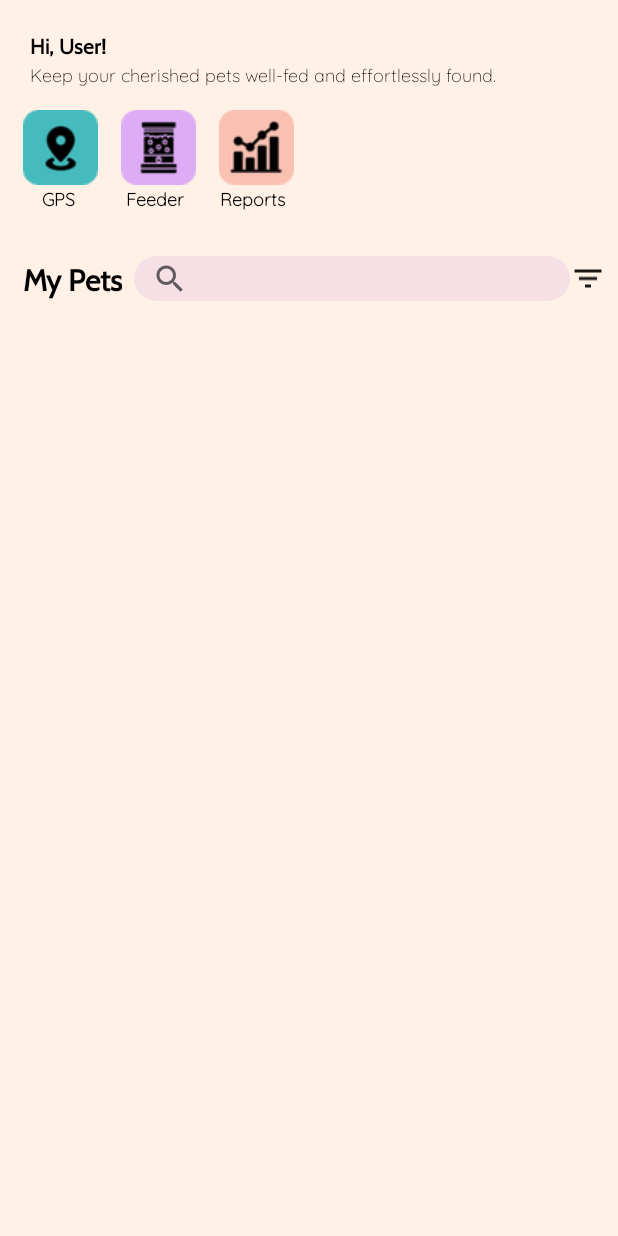
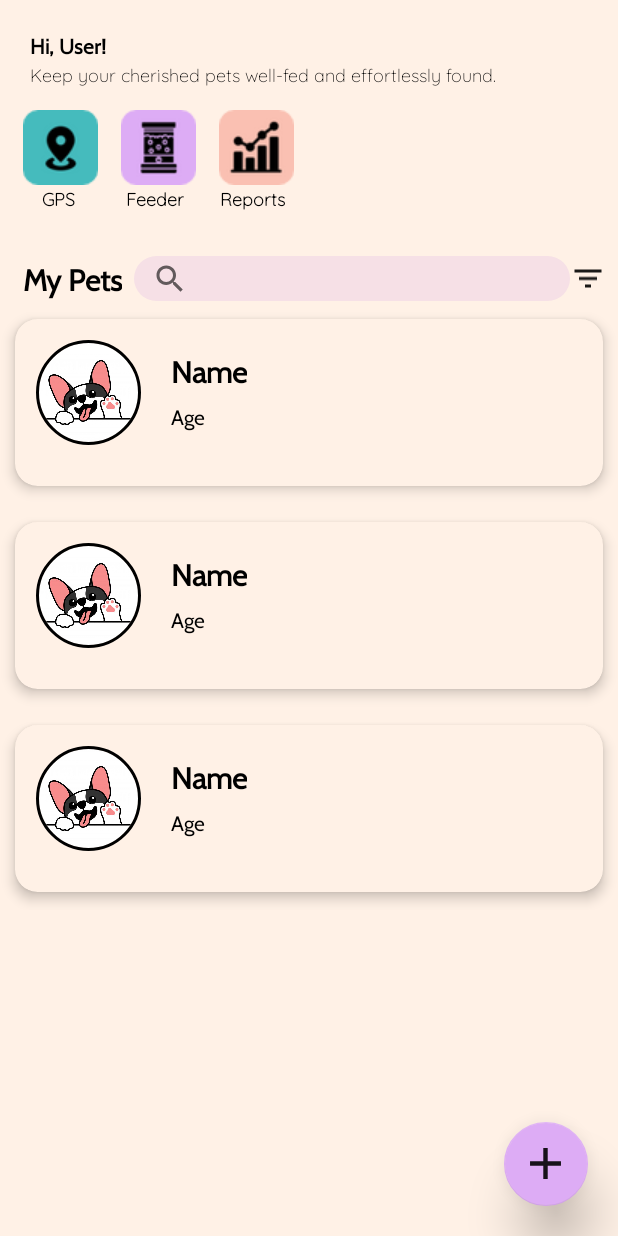
Before and after one commit to UgetsuMurata/FeedFind, an Android app: the layout features_dashboard.xml on its own in the app's theme, with its tools: preview values and no code run, on a phone screen of 412 x 824 dp. Run offline under Robolectric (Android 15) with nearby library versions, the phone set to English and light mode, and no system bars.

Commit message:
Added Recycler View (Dashboard)
Not yet finished

```diff
--- /dev/null
+++ b/app/src/main/res/drawable/ic_plus.xml
@@ -0,0 +1,5 @@
+<vector android:alpha="0.9" android:height="24dp" android:tint="#000000"
+    android:viewportHeight="24" android:viewportWidth="24"
+    android:width="24dp" xmlns:android="http://schemas.android.com/apk/res/android">
+    <path android:fillColor="@android:color/white" android:pathData="M19,13h-6v6h-2v-6H5v-2h6V5h2v6h6v2z"/>
+</vector>
--- a/app/src/main/res/layout/features_dashboard.xml
+++ b/app/src/main/res/layout/features_dashboard.xml
@@ -166,7 +166,46 @@
                     app:tint="?text" />
             </androidx.constraintlayout.widget.ConstraintLayout>
         </LinearLayout>
+
+        <RelativeLayout
+            android:layout_width="match_parent"
+            android:layout_height="match_parent">
+
+            <ScrollView
+                android:layout_width="match_parent"
+                android:layout_height="wrap_content">
+
+                <androidx.recyclerview.widget.RecyclerView
+                    android:id="@+id/recyclerView"
+                    android:layout_width="match_parent"
+                    android:layout_height="wrap_content"
+                    app:layoutManager="androidx.recyclerview.widget.LinearLayoutManager"
+                    tools:listitem="@layout/features_item_row"
+                    android:clipToPadding="false">
+                </androidx.recyclerview.widget.RecyclerView>
+
+            </ScrollView>
+
+            <com.google.android.material.floatingactionbutton.FloatingActionButton
+                android:id="@+id/fab"
+                android:layout_width="wrap_content"
+                android:layout_height="wrap_content"
+                android:layout_alignParentEnd="true"
+                android:layout_alignParentBottom="true"
+                android:layout_marginTop="20dp"
+                android:layout_marginEnd="20dp"
+                android:layout_marginBottom="20dp"
+                android:contentDescription="FloatingActionButton"
+                app:backgroundTint="#DDACF5"
+                app:elevation="20dp"
+                app:maxImageSize="35dp"
+                app:srcCompat="@drawable/ic_plus" />
+
+        </RelativeLayout>
+
     </LinearLayout>
 
 
+
+
 </androidx.constraintlayout.widget.ConstraintLayout>
--- /dev/null
+++ b/app/src/main/res/layout/features_item_row.xml
@@ -0,0 +1,68 @@
+<?xml version="1.0" encoding="utf-8"?>
+<androidx.cardview.widget.CardView xmlns:android="http://schemas.android.com/apk/res/android"
+    xmlns:app="http://schemas.android.com/apk/res-auto"
+    xmlns:tools="http://schemas.android.com/tools"
+    android:id="@+id/mainLayout"
+    android:layout_width="match_parent"
+    android:layout_height="135dp"
+    app:cardBackgroundColor="#FFF1E6"
+    app:cardCornerRadius="15dp"
+    app:cardElevation="5dp"
+    app:cardUseCompatPadding="true"
+    app:contentPadding="2dp">
+
+    <RelativeLayout
+        android:id="@+id/petLayout"
+        android:layout_width="match_parent"
+        android:layout_height="match_parent"
+        android:padding="12dp">
+
+        <de.hdodenhof.circleimageview.CircleImageView
+            android:id="@+id/petProfile"
+            android:layout_width="70dp"
+            android:layout_height="70dp"
+            android:layout_alignParentStart="true"
+            android:layout_alignParentTop="true"
+            android:layout_marginEnd="10dp"
+            android:src="@drawable/pet_profile_pic"
+            app:civ_border_width="2dp"/>
+
+        <LinearLayout
+            android:id="@+id/layout1"
+            android:layout_width="match_parent"
+            android:layout_height="wrap_content"
+            android:layout_toEndOf="@id/petProfile"
+            android:layout_marginStart="10dp"
+            android:layout_marginTop="5dp"
+            android:orientation="vertical">
+
+            <TextView
+                android:id="@+id/namePet"
+                android:layout_width="wrap_content"
+                android:layout_height="wrap_content"
+                android:text="Name"
+                android:fontFamily="@font/cabin"
+                android:textSize="20sp"
+                android:textStyle="bold"
+                android:textColor="?text"
+                android:maxWidth="150dp"
+                android:ellipsize="end"
+                android:singleLine="true" />
+
+            <TextView
+                android:id="@+id/petAge"
+                android:layout_width="wrap_content"
+                android:layout_height="wrap_content"
+                android:text="Age"
+                android:fontFamily="@font/cabin"
+                android:textColor="?text"
+                android:maxWidth="150dp"
+                android:ellipsize="end"
+                android:singleLine="true"
+                android:layout_marginTop="5dp" />
+
+        </LinearLayout>
+
+
+    </RelativeLayout>
+</androidx.cardview.widget.CardView>
--- a/gradle.properties
+++ b/gradle.properties
@@ -19,3 +19,4 @@ android.useAndroidX=true
 # resources declared in the library itself and none from the library's dependencies,
 # thereby reducing the size of the R class for that library
 android.nonTransitiveRClass=true
+android.enableJetifier=true
```
Also changed, not shown: app/build.gradle (+4 -3 lines), app/src/main/java/com/example/feedandfind/Adapter/RecordAdapter.java (added, +77 -0 lines), app/src/main/java/com/example/feedandfind/Features/Dashboard.java (+28 -1 lines), app/src/main/java/com/example/feedandfind/Model/RecordModel.java (added, +46 -0 lines), app/src/main/res/drawable/pet_profile_pic.jpg (added).
